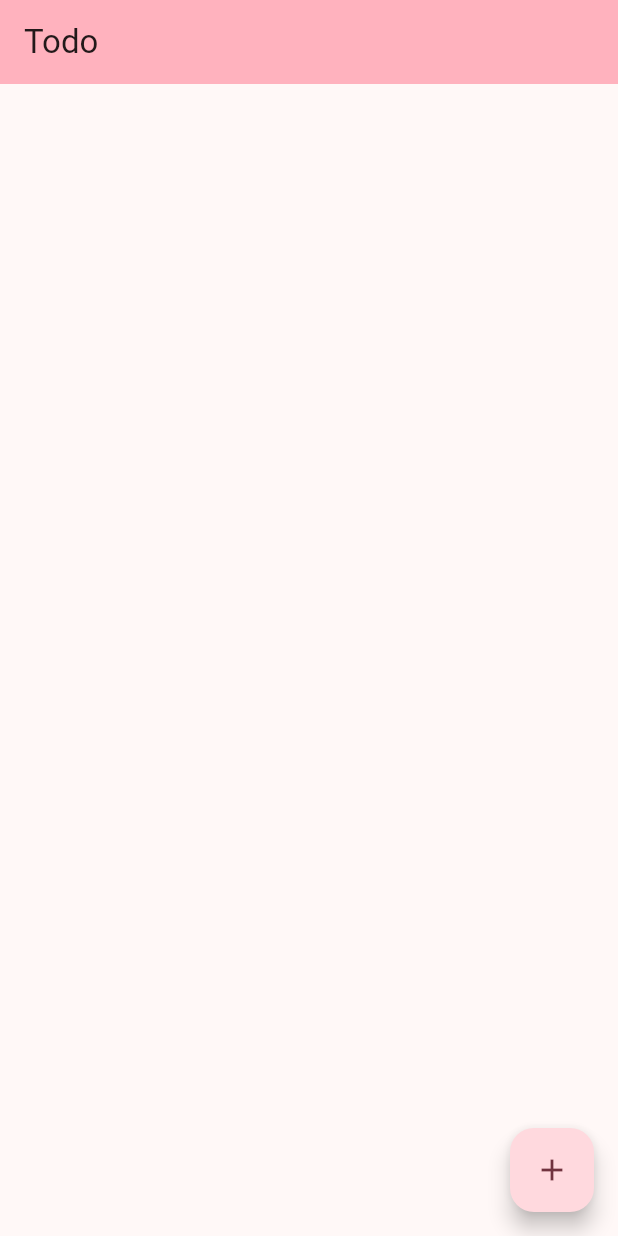
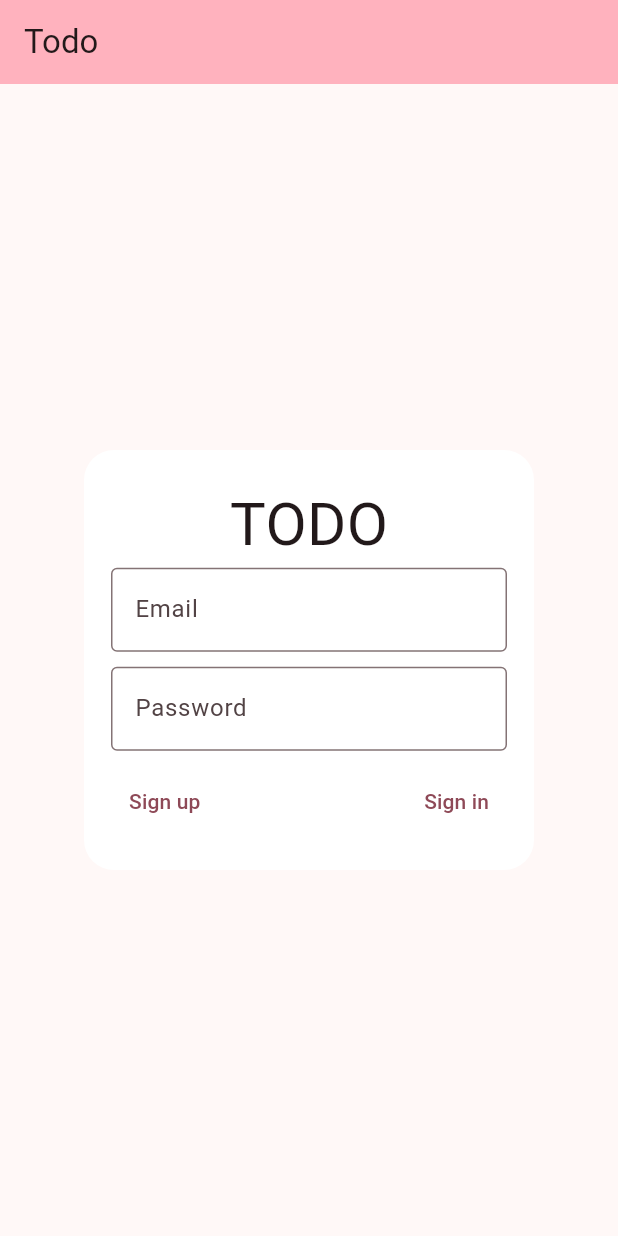
Before and after one commit to tanapattara/flutter_firebase_task_app, a Flutter app: the screen it shows after launch, on a phone screen of 412 x 824 dp. Run offline on Flutter 3.47's test engine with Material 3 defaults, Android fonts, the phone set to English and light mode, and no system bars; our stand-ins replace cloud_firestore, firebase_auth, firebase_core; accounts and stored records are empty.

Commit message:
update firebase auth

```diff
--- a/lib/main.dart
+++ b/lib/main.dart
@@ -1,6 +1,7 @@
 import 'package:cloud_firestore/cloud_firestore.dart';
 import 'package:firebase_core/firebase_core.dart';
 import 'package:flutter/material.dart';
+import 'package:task/screen/signin_screen.dart';
 
 void main() async {
   WidgetsFlutterBinding.ensureInitialized();
@@ -14,25 +15,25 @@ class MainApp extends StatelessWidget {
   @override
   Widget build(BuildContext context) {
     return MaterialApp(
-      theme: ThemeData(
-        colorScheme: ColorScheme.fromSeed(seedColor: Colors.pink),
-        useMaterial3: true,
-      ),
-      home: const TodaApp(),
-    );
+        theme: ThemeData(
+          colorScheme: ColorScheme.fromSeed(seedColor: Colors.pink),
+          useMaterial3: true,
+        ),
+        home: const SigninScreen() //TodoApp(),
+        );
   }
 }
 
-class TodaApp extends StatefulWidget {
-  const TodaApp({
+class TodoApp extends StatefulWidget {
+  const TodoApp({
     super.key,
   });
 
   @override
-  State<TodaApp> createState() => _TodaAppState();
+  State<TodoApp> createState() => _TodoAppState();
 }
 
-class _TodaAppState extends State<TodaApp> {
+class _TodoAppState extends State<TodoApp> {
   late TextEditingController _texteditController;
   late TextEditingController _descriptionController;
 
--- /dev/null
+++ b/lib/screen/signin_screen.dart
@@ -0,0 +1,85 @@
+import 'package:firebase_auth/firebase_auth.dart';
+import 'package:firebase_core/firebase_core.dart';
+import 'package:flutter/material.dart';
+import 'package:task/service/auth-service.dart';
+
+class SigninScreen extends StatefulWidget {
+  const SigninScreen({super.key});
+
+  @override
+  State<SigninScreen> createState() => _SigninScreenState();
+}
+
+class _SigninScreenState extends State<SigninScreen> {
+  @override
+  Widget build(BuildContext context) {
+    return Scaffold(
+      appBar: AppBar(
+        title: const Text("Todo"),
+        backgroundColor: Theme.of(context).colorScheme.inversePrimary,
+      ),
+      body: Center(
+        child: Container(
+          height: 280,
+          width: 300,
+          padding: const EdgeInsets.all(18),
+          decoration: const BoxDecoration(
+              color: Colors.white,
+              borderRadius: BorderRadius.all(Radius.circular(20))),
+          child: Column(
+            mainAxisAlignment: MainAxisAlignment.center,
+            children: [
+              const Text(
+                "TODO",
+                style: TextStyle(fontSize: 40),
+              ),
+              const TextField(
+                decoration: InputDecoration(
+                    labelText: "Email", border: OutlineInputBorder()),
+              ),
+              const SizedBox(
+                height: 10,
+              ),
+              const TextField(
+                obscureText: true,
+                decoration: InputDecoration(
+                    labelText: "Password", border: OutlineInputBorder()),
+              ),
+              const SizedBox(
+                height: 10,
+              ),
+              Row(
+                mainAxisAlignment: MainAxisAlignment.spaceBetween,
+                children: [
+                  TextButton(
+                      onPressed: () async {
+                        var res = await AuthService().reqistration(
+                            email: "tanapattara@kku.ac.th",
+                            password: "123456789",
+                            confirm: "123456789");
+                        if (res == 'success') {
+                          //goto login
+                        }
+                        print(res);
+                      },
+                      child: const Text("Sign up")),
+                  TextButton(
+                      onPressed: () async {
+                        var res = await AuthService().signin(
+                            email: "tanapattara@kku.ac.th",
+                            password: "123456789");
+                        if (res == 'success') {
+                          //goto main app
+                        }
+                        print(res);
+                      },
+                      child: const Text("Sign in")),
+                ],
+              )
+            ],
+          ),
+        ),
+      ),
+    );
+  }
+}
--- /dev/null
+++ b/lib/service/auth-service.dart
@@ -0,0 +1,35 @@
+import 'package:firebase_auth/firebase_auth.dart';
+
+class AuthService {
+  Future<String?> reqistration(
+      {required String email,
+      required String password,
+      required String confirm}) async {
+    try {
+      //check password == confirm
+
+      await FirebaseAuth.instance
+          .createUserWithEmailAndPassword(email: email, password: password);
+      return 'success';
+    } on FirebaseAuthException catch (e) {
+      return e.message;
+    } catch (e) {
+      return e.toString();
+    }
+  }
+
+  Future<String?> signin({
+    required String email,
+    required String password,
+  }) async {
+    try {
+      await FirebaseAuth.instance
+          .signInWithEmailAndPassword(email: email, password: password);
+      return 'success';
+    } on FirebaseAuthException catch (e) {
+      return e.message;
+    } catch (e) {
+      return e.toString();
+    }
+  }
+}
--- a/pubspec.yaml
+++ b/pubspec.yaml
@@ -8,6 +8,7 @@ environment:
 
 dependencies:
   cloud_firestore: ^5.4.1
+  firebase_auth: ^5.3.0
   firebase_core: ^3.4.1
   flutter:
     sdk: flutter
```
Also changed, not shown: lib/screen/signup_screen.dart (added), pubspec.lock, 4 other files.
